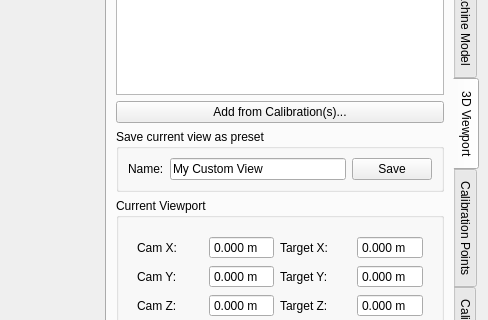
The window that calcam/gui/qt_designer_files/fitting_calib.ui (euratom-software/calcam) describes before a commit, drawn with Qt 5; both pictures show x 598 to 1086 and y 170 to 490 of the 1086 by 667 pixel window.
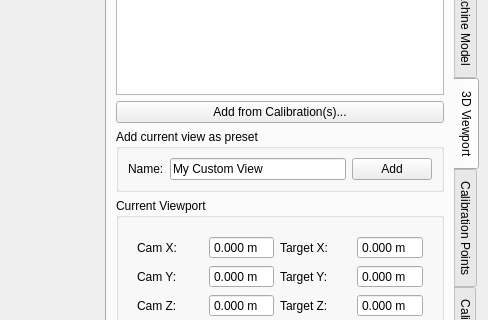
The same window after the commit. The open tabs and pages were chosen to show the change.

Commit message: Bugfix for adding current view to presets in point fitting GUI

```diff
--- a/calcam/gui/qt_designer_files/fitting_calib.ui
+++ b/calcam/gui/qt_designer_files/fitting_calib.ui
@@ -716,7 +716,7 @@
         <item>
          <widget class="QGroupBox" name="groupBox_5">
           <property name="title">
-           <string>Save current view as preset</string>
+           <string>Add current view as preset</string>
           </property>
           <layout class="QHBoxLayout" name="horizontalLayout_3">
            <item>
@@ -736,7 +736,7 @@
            <item>
             <widget class="QPushButton" name="save_view_button">
              <property name="text">
-              <string>Save</string>
+              <string>Add</string>
              </property>
             </widget>
            </item>
```
The commit also changes 1 other file.
